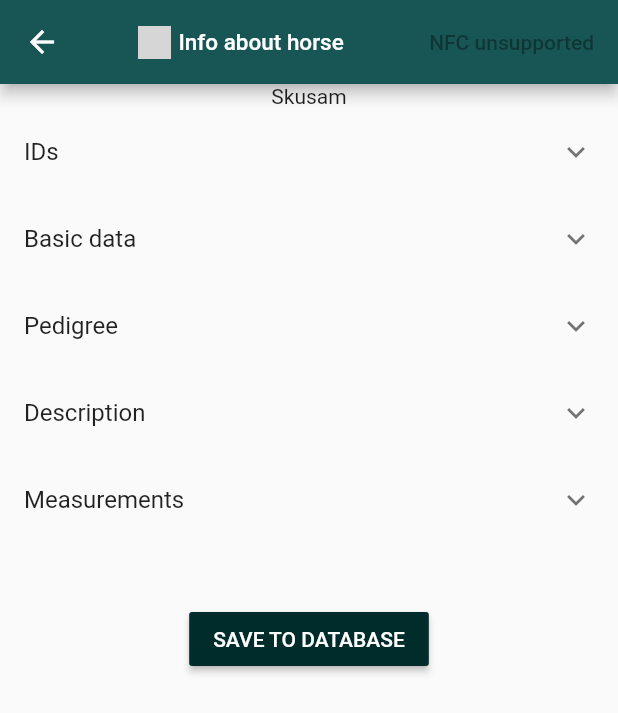
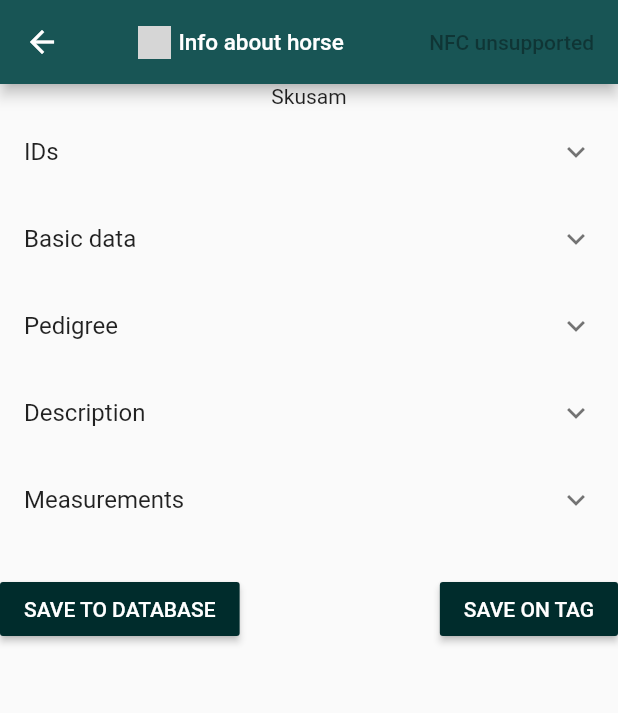
Before and after one commit to MiriamVar/horses_app, a Flutter app: the HorseInfo screen opened directly with empty values, on a phone screen of 412 x 824 dp. Shown: the top 713 px of the screen. Run offline on Flutter 3.47's test engine with Material 2 defaults, Android fonts, the phone set to English and light mode, and no system bars; our stand-ins replace flutter_offline, flutter_slidable, sqflite; missing offline and left inert: nfc_in_flutter; accounts and stored records are empty; statements that could not run were skipped; grey boxes are pictures that could not be loaded.

Commit message:
design horse info

```diff
--- a/lib/screens/HorseInfo.dart
+++ b/lib/screens/HorseInfo.dart
@@ -249,8 +249,27 @@ class _HorseInfoState extends State<HorseInfo> {
                               ExpansionTile(
                                 title: Text("IDs"),
                                 children: <Widget>[
-                                  _field("Chip number", ""),
-                                  _field("ID number", ""),
+                                  Row(
+                                    children: <Widget>[
+                                      Text("Chip number"),
+                                      Spacer(),
+                                      Text("")
+                                    ],
+                                  ),
+                                  Row(
+                                    children: <Widget>[
+                                      Text("ID number"),
+                                      Spacer(),
+                                      Text("")
+                                    ],
+                                  ),
+                                  Row(
+                                    children: <Widget>[
+                                      Text("RFID number"),
+                                      Spacer(),
+                                      Text("")
+                                    ],
+                                  )
                                 ],
                               ),
                                 ExpansionTile(
@@ -261,6 +280,9 @@ class _HorseInfoState extends State<HorseInfo> {
                                     _field("Common name", ""),
                                     _field("Day of birth", ""),
                                     _field("Year of birth", ""),
+                                    SizedBox(
+                                      height: 10.0,
+                                    ),
                                   ],
                                 ),
                                 ExpansionTile(
@@ -268,6 +290,9 @@ class _HorseInfoState extends State<HorseInfo> {
                                   children: <Widget>[
                                     _field("Sir", ""),
                                     _field("Dam", ""),
+                                    SizedBox(
+                                      height: 10.0,
+                                    ),
                                   ],
                                 ),
                                 ExpansionTile(
@@ -276,7 +301,10 @@ class _HorseInfoState extends State<HorseInfo> {
                                     _field("Sex", ""),
                                     _field("Breed", ""),
                                     _field("Colour", ""),
-                                    _field("Description", "")
+                                    _field("Description", ""),
+                                    SizedBox(
+                                      height: 10.0,
+                                    ),
                                   ],
                                 ),
                                 ExpansionTile(
@@ -287,14 +315,20 @@ class _HorseInfoState extends State<HorseInfo> {
                                     _field("Breast girth", ""),
                                     _field("Cannon girth", ""),
                                     _field("Weight", ""),
+                                    SizedBox(
+                                      height: 20.0,
+                                    ),
                                   ],
                                 )
                               ],
                             ),
-                            SizedBox(
-                              height: 20.0,
-                            ),
+                            Row(
+                              children: <Widget>[
                                 _saveToDB(),
+                                Spacer(),
+                                _saveToTAG(),
+                              ],
+                            )
                           ],
                         );
                       } else{
@@ -306,8 +340,27 @@ class _HorseInfoState extends State<HorseInfo> {
                                 ExpansionTile(
                                   title: Text("IDs"),
                                   children: <Widget>[
-                                    _field("Chip number", horseFromDB.chipNumber),
-                                    _field("ID number", horseFromDB.IDNumber),
+                                    Row(
+                                      children: <Widget>[
+                                        Text("Chip number"),
+                                        Spacer(),
+                                        Text(horseFromDB.chipNumber)
+                                      ],
+                                    ),
+                                    Row(
+                                      children: <Widget>[
+                                        Text("ID number"),
+                                        Spacer(),
+                                        Text(horseFromDB.IDNumber)
+                                      ],
+                                    ),
+                                    Row(
+                                      children: <Widget>[
+                                        Text("RFID number"),
+                                        Spacer(),
+                                        Text("874502345")
+                                      ],
+                                    )
                                   ],
                                 ),
                                 ExpansionTile(
@@ -318,6 +371,9 @@ class _HorseInfoState extends State<HorseInfo> {
                                     _field("Common name", horseFromDB.commonName),
                                     _field("Day of birth", horseFromDB.dob),
                                     _field("Year of birth", horseFromDB.yob),
+                                    SizedBox(
+                                      height: 10.0,
+                                    ),
                                   ],
                                 ),
                                 ExpansionTile(
@@ -325,6 +381,9 @@ class _HorseInfoState extends State<HorseInfo> {
                                   children: <Widget>[
                                     _field("Sir", horseFromDB.sir),
                                     _field("Dam", horseFromDB.dam),
+                                    SizedBox(
+                                      height: 10.0,
+                                    ),
                                   ],
                                 ),
                                 ExpansionTile(
@@ -333,7 +392,10 @@ class _HorseInfoState extends State<HorseInfo> {
                                     _field("Sex", horseFromDB.sex),
                                     _field("Breed", horseFromDB.breed),
                                     _field("Colour", horseFromDB.colour),
-                                    _field("Description", horseFromDB.description)
+                                    _field("Description", horseFromDB.description),
+                                    SizedBox(
+                                      height: 10.0,
+                                    ),
                                   ],
                                 ),
                                 ExpansionTile(
@@ -344,12 +406,12 @@ class _HorseInfoState extends State<HorseInfo> {
                                     _field("Breast girth", horseFromDB.breastGirth),
                                     _field("Cannon girth", horseFromDB.cannonGirth),
                                     _field("Weight", horseFromDB.weight),
+                                    SizedBox(
+                                      height: 20.0,
+                                    ),
                                   ],
                                 )
                               ],
-                            ),
-                            SizedBox(
-                              height: 20.0,
                             ),
                             _saveToDB(),
                           ],
@@ -365,64 +427,79 @@ class _HorseInfoState extends State<HorseInfo> {
                               mainAxisAlignment: MainAxisAlignment.center,
                               children: <Widget>[
                                 Text("You are in OFFLINE mode."),
-                                Text("You can save only first 4 values on tag.")
                               ],
                             ),
                             Column(
                               children: <Widget>[
                                 Row(
                                   children: <Widget>[
-                                    Padding(
-                                        padding: EdgeInsets.only(left: 10.0)
+                                    Text("Chip number"),
+                                    Spacer(),
+                                    Text(chipNumberPayload)
+                                  ],
                                 ),
-                                    Text(
-                                      "Basic Data",
-                                      style: TextStyle(
-                                          fontSize: 20.0,
-                                          fontWeight: FontWeight.bold
+                                Row(
+                                  children: <Widget>[
+                                    Text("ID number"),
+                                    Spacer(),
+                                    Text(IDPayload)
+                                  ],
                                 ),
+                                Row(
+                                  children: <Widget>[
+                                    Text("RFID number"),
+                                    Spacer(),
+                                    Text("47590240145")
+                                  ],
+                                )
+                              ],
+                            ),
+                            ExpansionTile(
+                              title: Text("Basic data"),
+                              children: <Widget>[
+                                _field("Number", ""),
+                                _field("Name",""),
+                                _field("Common name", ""),
+                                _field("Day of birth", ""),
+                                _field("Year of birth", ""),
+                                SizedBox(
+                                  height: 10.0,
                                 ),
                               ],
                             ),
-                                _field("Chip number", ""),
-                                _field("ID number", ""),
-                                _field("Number", ""),
-                                _field("Name",""),
-                                _field("Common name", ""),
+                            ExpansionTile(
+                              title: Text("Pedigree"),
+                              children: <Widget>[
                                 _field("Sir", ""),
                                 _field("Dam", ""),
-                                _field("Day of birth", ""),
-                                _field("Year of birth", ""),
+                                SizedBox(
+                                  height: 10.0,
+                                ),
+                              ],
+                            ),
+                            ExpansionTile(
+                              title: Text("Description"),
+                              children: <Widget>[
                                 _field("Sex", ""),
                                 _field("Breed", ""),
                                 _field("Colour", ""),
-                                _field("Description", "")
-                              ],
-                            ),
+                                _field("Description", ""),
                                 SizedBox(
-                              height: 20.0,
-                            ),
-                            Column(
-                              children: <Widget>[
-                                Row(
-                                  children: <Widget>[
-                                    Padding(
-                                        padding: EdgeInsets.only(left: 10.0)
-                                    ),
-                                    Text(
-                                      "Measurements",
-                                      style: TextStyle(
-                                          fontSize: 20.0,
-                                          fontWeight: FontWeight.bold
-                                      ),
+                                  height: 10.0,
                                 ),
                               ],
                             ),
+                            ExpansionTile(
+                              title: Text("Measurements"),
+                              children: <Widget>[
                                 _field("Tape measure", ""),
                                 _field("Stick measure", ""),
                                 _field("Breast girth", ""),
                                 _field("Cannon girth", ""),
                                 _field("Weight", ""),
+                                SizedBox(
+                                  height: 20.0,
+                                ),
                               ],
                             ),
                             _saveToTAG(),
@@ -435,57 +512,73 @@ class _HorseInfoState extends State<HorseInfo> {
                               children: <Widget>[
                                 Row(
                                   children: <Widget>[
-                                    Padding(
-                                        padding: EdgeInsets.only(left: 10.0)
+                                    Text("Chip number"),
+                                    Spacer(),
+                                    Text("")
+                                  ],
                                 ),
-                                    Text(
-                                      "Basic Data",
-                                      style: TextStyle(
-                                          fontSize: 20.0,
-                                          fontWeight: FontWeight.bold
+                                Row(
+                                  children: <Widget>[
+                                    Text("ID number"),
+                                    Spacer(),
+                                    Text("")
+                                  ],
                                 ),
+                                Row(
+                                  children: <Widget>[
+                                    Text("RFID number"),
+                                    Spacer(),
+                                    Text("64398520")
+                                  ],
+                                ),
+                                ExpansionTile(
+                                  title: Text("Basic data"),
+                                  children: <Widget>[
+                                    _field("Number", numberPayload),
+                                    _field("Name", namePayload),
+                                    _field("Common name", commonNamePayload),
+                                    _field("Day of birth", dobPayload),
+                                    _field("Year of birth", yobPayload),
+                                    SizedBox(
+                                      height: 10.0,
                                     ),
                                   ],
                                 ),
-                                _field("Chip number", chipNumberPayload),
-                                _field("ID number",IDPayload),
-                                _field("Number", numberPayload),
-                                _field("Name", namePayload),
-                                _field("Common name", commonNamePayload),
+                                ExpansionTile(
+                                  title: Text("Pedigree"),
+                                  children: <Widget>[
                                     _field("Sir", sirPayload),
                                     _field("Dam", damPayload),
-                                _field("Day of birth", dobPayload),
-                                _field("Year of birth", yobPayload),
+                                    SizedBox(
+                                      height: 10.0,
+                                    ),
+                                  ],
+                                ),
+                                ExpansionTile(
+                                  title: Text("Description"),
+                                  children: <Widget>[
                                     _field("Sex", sexPayload),
                                     _field("Breed", breedPayload),
                                     _field("Colour", colourPayload),
-                                _field("Description", descriptionPayload)
-                              ],
-                            ),
+                                    _field("Description", descriptionPayload),
                                     SizedBox(
-                              height: 20.0,
-                            ),
-                            Column(
-                              children: <Widget>[
-                                Row(
-                                  children: <Widget>[
-                                    Padding(
-                                        padding: EdgeInsets.only(left: 10.0)
-                                    ),
-                                    Text(
-                                      "Measurements",
-                                      style: TextStyle(
-                                          fontSize: 20.0,
-                                          fontWeight: FontWeight.bold
-                                      ),
+                                      height: 10.0,
                                     ),
                                   ],
                                 ),
+                                ExpansionTile(
+                                  title: Text("Measurements"),
+                                  children: <Widget>[
                                     _field("Tape measure", tapeMeasurePayload),
                                     _field("Stick measure", stickMeasurePayload),
                                     _field("Breast girth", breastGirthPayload),
                                     _field("Cannon girth", cannonGirthPayload),
                                     _field("Weight", weightPayload),
+                                    SizedBox(
+                                      height: 20.0,
+                                    ),
+                                  ],
+                                ),
                               ],
                             ),
                             _saveToTAG(),
@@ -493,34 +586,6 @@ class _HorseInfoState extends State<HorseInfo> {
                         );
                       }
                     }
-
-//                    return Stack(
-//                      fit:  StackFit.expand,
-//                        children: <Widget>[
-//                          child,
-//                          Positioned(
-//                            left: 0.0,
-//                            right: 0.0,
-//                            height: 32.0,
-//                            child: AnimatedContainer(
-//                              duration: const Duration(milliseconds: 300),
-//                              color: connected ? Color(0xff00ee44) : Color(0xffee4400),
-//                              child: connected ? Row(
-//                                mainAxisAlignment: MainAxisAlignment.center,
-//                                children: <Widget>[
-//                                  Text("ONLINE")
-//                                ],
-//                              ): Row(
-//                                mainAxisAlignment: MainAxisAlignment.center,
-//                                children: <Widget>[
-//                                  Text("OFFLINE")
-//                                ],
-//                              )
-//                            ),
-//                          ),
-//
-//                        ],
-//                    );
                   },
                   builder: (context){
                     return Column(
@@ -790,7 +855,7 @@ class _HorseInfoState extends State<HorseInfo> {
         color: Color.fromRGBO(0,44,44, 1.0),
         textColor: Colors.white,
         onPressed: (){
-         _saveOnTAGFun();
+         _saveOnDBandTAGFun();
         },
         child: Text("SAVE ON TAG"),
       ),
@@ -804,7 +869,7 @@ class _HorseInfoState extends State<HorseInfo> {
         color: Color.fromRGBO(0,44,44, 1.0),
         textColor: Colors.white,
         onPressed: (){
-          _saveOnDBFun();
+         //todo .. save just to db
         },
         child: Text("SAVE TO DATABASE"),
       ),
@@ -868,7 +933,7 @@ class _HorseInfoState extends State<HorseInfo> {
     }
   }
 
-  void _saveOnDBFun() async{
+  void _saveOnDBandTAGFun() async{
     print("saving do db a na tag");
     List<NDEFRecord> records = new List<NDEFRecord>();
 
--- a/lib/screens/main.dart
+++ b/lib/screens/main.dart
@@ -193,8 +193,27 @@ class _MyHomePageState extends State<MyHomePage> {
                                     ExpansionTile(
                                       title: Text("IDs"),
                                       children: <Widget>[
-                                        _field("Chip number", chipNumberPayload,chipNumber_ch),
-                                        _field("ID number", IDPayload, ID_ch),
+                                        Row(
+                                          children: <Widget>[
+                                            Text("Chip number"),
+                                            Spacer(),
+                                            Text(chipNumberPayload)
+                                          ],
+                                        ),
+                                        Row(
+                                          children: <Widget>[
+                                            Text("ID number"),
+                                            Spacer(),
+                                            Text(IDPayload)
+                                          ],
+                                        ),
+                                        Row(
+                                          children: <Widget>[
+                                            Text("RFID number"),
+                                            Spacer(),
+                                            Text("874502345")
+                                          ],
+                                        )
                                       ],
                                     ),
                                     ExpansionTile(
@@ -205,6 +224,9 @@ class _MyHomePageState extends State<MyHomePage> {
                                         _field("Common name", commonNamePayload, commonMane_ch),
                                         _field("Day of birth", dobPayload, dob_ch),
                                         _field("Year of birth", yobPayload, yob_ch),
+                                        SizedBox(
+                                          height: 10.0,
+                                        ),
                                       ],
                                     ),
                                     ExpansionTile(
@@ -212,6 +234,9 @@ class _MyHomePageState extends State<MyHomePage> {
                                       children: <Widget>[
                                         _field("Sir", sirPayload, sir_ch),
                                         _field("Dam", damPayload, dam_ch),
+                                        SizedBox(
+                                          height: 10.0,
+                                        ),
                                       ],
                                     ),
                                     ExpansionTile(
@@ -220,7 +245,10 @@ class _MyHomePageState extends State<MyHomePage> {
                                         _field("Sex", sexPayload, sex_ch),
                                         _field("Breed", breedPayload, breed_ch),
                                         _field("Colour", colourPayload, colour_ch),
-                                        _field("Description", descriptionPayload, description_ch)
+                                        _field("Description", descriptionPayload, description_ch),
+                                        SizedBox(
+                                          height: 10.0,
+                                        ),
                                       ],
                                     ),
                                     ExpansionTile(
@@ -231,12 +259,12 @@ class _MyHomePageState extends State<MyHomePage> {
                                         _field("Breast girth", breastGirthPayload, breed_ch),
                                         _field("Cannon girth", cannonGirthPayload,cannonGirth_ch ),
                                         _field("Weight", weightPayload, weight_ch),
+                                        SizedBox(
+                                          height: 20.0,
+                                        ),
                                       ],
                                     )
                                   ],
-                                ),
-                                SizedBox(
-                                  height: 20.0,
                                 ),
                               ],
                             );
```
Lines whose indentation alone changed are shown as unchanged.
